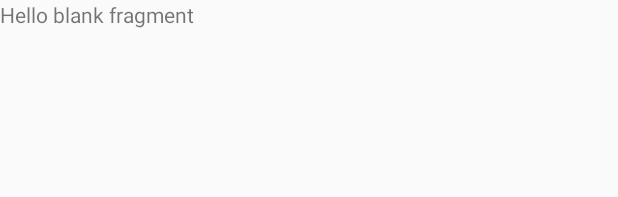
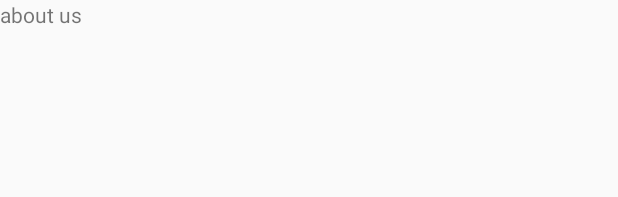
Before and after one commit to Edouard1er/ekontest_hackathon, an Android app: the layout fragment_about_us.xml on its own in the app's theme, with its tools: preview values and no code run, on a phone screen of 412 x 824 dp. Shown: the top 197 px of the screen. Run offline under Robolectric (Android 15) with nearby library versions, the phone set to English and light mode, and no system bars.

Commit message:
You have only to implement the fragments already created.

```diff
--- a/app/src/main/res/layout/fragment_about_us.xml
+++ b/app/src/main/res/layout/fragment_about_us.xml
@@ -9,6 +9,6 @@
     <TextView
         android:layout_width="match_parent"
         android:layout_height="match_parent"
-        android:text="@string/hello_blank_fragment" />
+        android:text="about us" />
 
 </FrameLayout>
--- a/app/src/main/res/layout/fragment_account.xml
+++ b/app/src/main/res/layout/fragment_account.xml
@@ -9,6 +9,6 @@
     <TextView
         android:layout_width="match_parent"
         android:layout_height="match_parent"
-        android:text="@string/hello_blank_fragment" />
+        android:text="account" />
 
 </FrameLayout>
--- a/app/src/main/res/layout/fragment_favorite.xml
+++ b/app/src/main/res/layout/fragment_favorite.xml
@@ -9,6 +9,6 @@
     <TextView
         android:layout_width="match_parent"
         android:layout_height="match_parent"
-        android:text="@string/hello_blank_fragment" />
+        android:text="favorite" />
 
 </FrameLayout>
--- a/app/src/main/res/layout/fragment_help_comment.xml
+++ b/app/src/main/res/layout/fragment_help_comment.xml
@@ -9,6 +9,6 @@
     <TextView
         android:layout_width="match_parent"
         android:layout_height="match_parent"
-        android:text="@string/hello_blank_fragment" />
+        android:text="Help" />
 
 </FrameLayout>
--- a/app/src/main/res/layout/fragment_home.xml
+++ b/app/src/main/res/layout/fragment_home.xml
@@ -9,6 +9,6 @@
     <TextView
         android:layout_width="match_parent"
         android:layout_height="match_parent"
-        android:text="@string/hello_blank_fragment" />
+        android:text="Home" />
 
 </FrameLayout>
--- a/app/src/main/res/layout/fragment_payment_method.xml
+++ b/app/src/main/res/layout/fragment_payment_method.xml
@@ -9,6 +9,6 @@
     <TextView
         android:layout_width="match_parent"
         android:layout_height="match_parent"
-        android:text="@string/hello_blank_fragment" />
+        android:text="payment" />
 
 </FrameLayout>
--- a/app/src/main/res/layout/fragment_setting.xml
+++ b/app/src/main/res/layout/fragment_setting.xml
@@ -9,6 +9,6 @@
     <TextView
         android:layout_width="match_parent"
         android:layout_height="match_parent"
-        android:text="@string/hello_blank_fragment" />
+        android:text="setting" />
 
 </FrameLayout>
```
